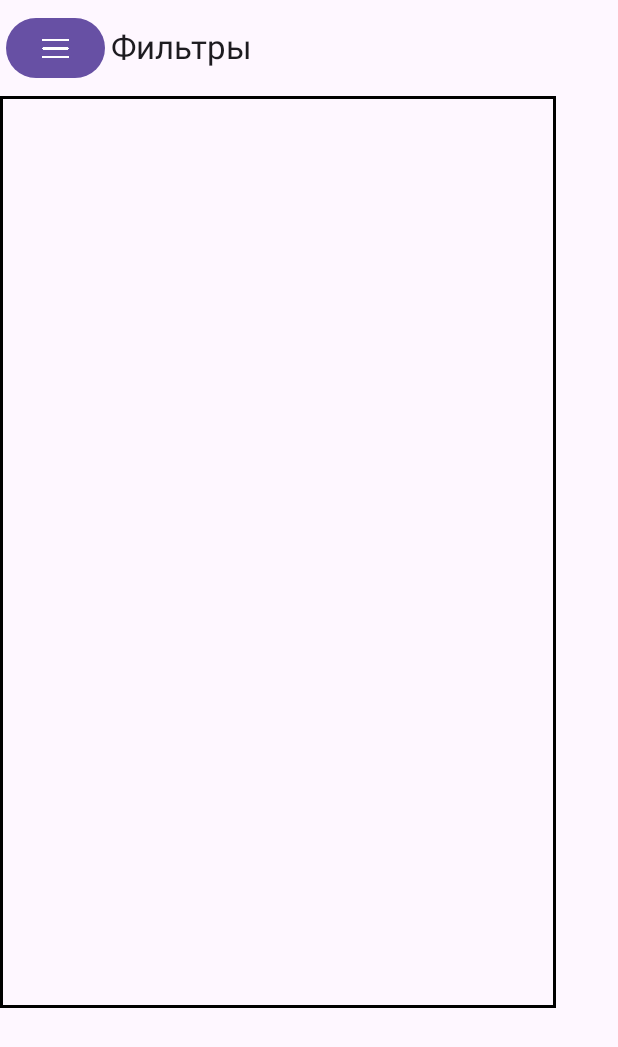
After one commit to sanyagvozdoder/MobileDev, an Android app built with Jetpack Compose: the VectorScreen screen opened through its navigation route, on a phone screen of 412 x 824 dp. The commit adds this screen. Shown: the top 1047 px of the screen. Run offline under Robolectric (Android 15) with nearby library versions, the phone set to English and light mode, and no system bars; pictures from the network do not load.

Commit message:
сплайны:Начало

```diff
--- a/app/src/main/java/com/example/mobiledev/presentation/editorscreen/EditorScreen.kt
+++ b/app/src/main/java/com/example/mobiledev/presentation/editorscreen/EditorScreen.kt
@@ -15,10 +15,25 @@ import androidx.compose.foundation.layout.fillMaxHeight
 import androidx.compose.foundation.layout.fillMaxSize
 import androidx.compose.foundation.layout.fillMaxWidth
 import androidx.compose.foundation.layout.padding
+import androidx.compose.material3.DrawerValue
+import androidx.compose.material3.ExperimentalMaterial3Api
+import androidx.compose.material3.MaterialTheme
+import androidx.compose.material3.ModalDrawerSheet
+import androidx.compose.material3.ModalNavigationDrawer
+import androidx.compose.material3.NavigationDrawerItem
+import androidx.compose.material3.Scaffold
+import androidx.compose.material3.Text
+import androidx.compose.material3.TopAppBar
+import androidx.compose.material3.TopAppBarColors
+import androidx.compose.material3.rememberDrawerState
 import androidx.compose.runtime.collectAsState
 import androidx.compose.runtime.getValue
 import androidx.compose.runtime.mutableStateOf
+import androidx.compose.runtime.getValue
+import androidx.compose.runtime.setValue
 import androidx.compose.runtime.remember
+import androidx.compose.runtime.rememberCoroutineScope
+import androidx.compose.runtime.saveable.rememberSaveable
 import androidx.compose.runtime.setValue
 import androidx.compose.ui.Alignment
 import androidx.compose.ui.Modifier
@@ -39,15 +54,18 @@ import com.example.mobiledev.presentation.editorscreen.common.SettingsTools
 import com.example.mobiledev.presentation.editorscreen.common.Slider
 import com.example.mobiledev.presentation.editorscreen.common.sliderElement
 import com.example.mobiledev.presentation.navgraph.Route
+import com.example.mobiledev.presentation.sidebar.common.SideBarItem
+import com.example.mobiledev.presentation.sidebar.common.sideBarElement
 import kotlinx.coroutines.CoroutineScope
+import kotlinx.coroutines.launch
 import java.io.IOException
 import java.security.AccessController.getContext
 import androidx.compose.runtime.Composable as Composable
 
+@OptIn(ExperimentalMaterial3Api::class)
 @Composable
 fun EditorScreen(
     navController: NavController,
-    number:Int
 ){
     val editViewModel = viewModel<EditorScreenViewModel>()
     val stateUri by editViewModel.stateUriFlow.collectAsState()
@@ -61,23 +79,62 @@ fun EditorScreen(
         onResult = {uri-> editViewModel.onStateUpdate(uri)}
     )
 
+    val drawerState = rememberDrawerState(initialValue = DrawerValue.Closed)
+    val scope = rememberCoroutineScope()
+    var selectedItemIndex by remember {
+        mutableStateOf(0)
+    }
+
+    ModalNavigationDrawer(
+        drawerContent = {
+            ModalDrawerSheet {
+                menuitems.forEachIndexed{index,item->
+                    NavigationDrawerItem(
+                        label = {
+                            SideBarItem(
+                                icon = item.icon,
+                                text = item.text
+                            )
+                        },
+                        selected = index == selectedItemIndex,
+                        onClick = {
+                            selectedItemIndex = index
+                            navController.navigate(item.route)
+                            scope.launch {
+                                drawerState.close()
+                            }
+                        }
+                    )
+                }
+            }
+        },
+        drawerState = drawerState
+    ) {
+        Scaffold(
+            topBar = {
+                TopAppBar(
+                    title = {
+                        Text(text = "Фильтры")
+                    },
+                    navigationIcon = {
+                        IconButton(
+                            onClick = {
+                                scope.launch {
+                                    drawerState.open()
+                                }
+                            },
+                            icon = R.drawable.ic_menu
+                        )
+                    }
+                )
+            },
+        ) {
             Column(
-        modifier = Modifier.fillMaxSize(),
+                modifier = Modifier.fillMaxSize().padding(it),
             ) {
                 Box(
                     modifier = Modifier.fillMaxSize()
                 ){
-            IconButton(
-                modifier = Modifier
-                    .align(Alignment.TopEnd)
-                    .padding(horizontal = 5.dp, vertical = 5.dp),
-                onClick = {
-                    navController.navigate(Route.MenuScreen.route + "/${number}")
-                },
-                icon = R.drawable.ic_menu,
-                paramClick = number
-            )
-
                     Column(
                         modifier = Modifier
                             .fillMaxWidth()
@@ -94,11 +151,6 @@ fun EditorScreen(
                         )
 
                         Spacer(Modifier.fillMaxHeight(0.2f))
-
-                //state of screen
-                //1 state: no image(uri == null)
-                //2 state: image, + slider (SLiderItem,onclick)
-                //3 state: settings of filter + 2 buttons (exit mark -> back to 2 state)
 
                         AnimatedVisibility(
                             visible = sliderState
@@ -135,12 +187,20 @@ fun EditorScreen(
                             )
                             editViewModel.onSliderStateUpdate(true)
                         },
-                paramClick = null
                     )
                 }
             }
         }
+    }
+}
 
+val menuitems = listOf(
+    sideBarElement(0, R.drawable.ic_filter, R.string.filters,Route.FilterScreen.route),
+    sideBarElement(1, R.drawable.ic_cv, R.string.cv,Route.CVScreen.route),
+    sideBarElement(2, R.drawable.ic_brokenline, R.string.vector,Route.VectorScreen.route),
+    sideBarElement(3, R.drawable.ic_dots, R.string.biline, Route.BilineScreen.route),
+    sideBarElement(4, R.drawable.ic_cube, R.string.cube, Route.CubeScreen.route)
+)
 
 val sliderElelements = listOf(
     sliderElement(0, R.drawable.ic_rotate,R.string.rotate),
--- a/app/src/main/java/com/example/mobiledev/presentation/editorscreen/common/IconButton.kt
+++ b/app/src/main/java/com/example/mobiledev/presentation/editorscreen/common/IconButton.kt
@@ -14,12 +14,11 @@ import androidx.compose.ui.res.painterResource
 fun IconButton(
     modifier: Modifier = Modifier,
     icon:Int,
-    onClick:(Any?)->Unit,
-    paramClick:Any?
+    onClick:()->Unit,
 ){
     Button(
         modifier = modifier,
-        onClick = {onClick(paramClick)},
+        onClick = onClick,
     ){
         Icon(
             painter = painterResource(id = icon),
--- a/app/src/main/java/com/example/mobiledev/presentation/navgraph/Navgraph.kt
+++ b/app/src/main/java/com/example/mobiledev/presentation/navgraph/Navgraph.kt
@@ -7,7 +7,7 @@ import androidx.navigation.compose.composable
 import androidx.navigation.compose.rememberNavController
 import androidx.navigation.navArgument
 import com.example.mobiledev.presentation.editorscreen.EditorScreen
-import com.example.mobiledev.presentation.navmenu.MenuScreen
+import com.example.mobiledev.presentation.vectorscreen.VectorScreen
 
 @Composable
 fun NavGraph(){
@@ -15,17 +15,13 @@ fun NavGraph(){
 
     NavHost(
         navController = navController,
-        startDestination = Route.MenuScreen.route + "/${0}"
+        startDestination = Route.FilterScreen.route
     ){
-        composable(route = Route.MenuScreen.route + "/{number}", arguments = listOf(navArgument("number"){
-            type = NavType.IntType
-        })){
-            MenuScreen(navController,it.arguments?.getInt("number")?:0)
+        composable(route = Route.FilterScreen.route){
+            EditorScreen(navController)
         }
-        composable(route = Route.FilterScreen.route + "/{number}", arguments = listOf(navArgument("number"){
-            type = NavType.IntType
-        })){
-            EditorScreen(navController,it.arguments?.getInt("number")?:0)
+        composable(route = Route.VectorScreen.route){
+            VectorScreen(navController)
         }
     }
 }
--- /dev/null
+++ b/app/src/main/java/com/example/mobiledev/presentation/vectorscreen/VectorScreen.kt
@@ -0,0 +1,138 @@
+package com.example.mobiledev.presentation.vectorscreen
+
+import androidx.activity.result.PickVisualMediaRequest
+import androidx.activity.result.contract.ActivityResultContracts
+import androidx.compose.animation.AnimatedVisibility
+import androidx.compose.foundation.Canvas
+import androidx.compose.foundation.border
+import androidx.compose.foundation.gestures.detectTapGestures
+import androidx.compose.foundation.layout.Box
+import androidx.compose.foundation.layout.Column
+import androidx.compose.foundation.layout.Spacer
+import androidx.compose.foundation.layout.fillMaxHeight
+import androidx.compose.foundation.layout.fillMaxSize
+import androidx.compose.foundation.layout.fillMaxWidth
+import androidx.compose.foundation.layout.padding
+import androidx.compose.material3.DrawerValue
+import androidx.compose.material3.ExperimentalMaterial3Api
+import androidx.compose.material3.ModalDrawerSheet
+import androidx.compose.material3.ModalNavigationDrawer
+import androidx.compose.material3.NavigationDrawerItem
+import androidx.compose.material3.Scaffold
+import androidx.compose.material3.Text
+import androidx.compose.material3.TopAppBar
+import androidx.compose.material3.rememberDrawerState
+import androidx.compose.runtime.Composable
+import androidx.compose.runtime.getValue
+import androidx.compose.runtime.mutableStateOf
+import androidx.compose.runtime.setValue
+import androidx.compose.runtime.getValue
+import androidx.compose.runtime.remember
+import androidx.compose.runtime.rememberCoroutineScope
+import androidx.compose.runtime.setValue
+import androidx.compose.ui.Alignment
+import androidx.compose.ui.Modifier
+import androidx.compose.ui.geometry.Offset
+import androidx.compose.ui.graphics.Color
+import androidx.compose.ui.input.pointer.pointerInput
+import androidx.compose.ui.layout.ContentScale
+import androidx.compose.ui.unit.dp
+import androidx.navigation.NavController
+import coil.compose.AsyncImage
+import com.example.mobiledev.R
+import com.example.mobiledev.presentation.editorscreen.common.IconButton
+import com.example.mobiledev.presentation.editorscreen.common.SettingsTools
+import com.example.mobiledev.presentation.editorscreen.common.Slider
+import com.example.mobiledev.presentation.editorscreen.functionsAlghoritms
+import com.example.mobiledev.presentation.editorscreen.menuitems
+import com.example.mobiledev.presentation.editorscreen.settings
+import com.example.mobiledev.presentation.editorscreen.sliderElelements
+import com.example.mobiledev.presentation.navgraph.Route
+import com.example.mobiledev.presentation.sidebar.common.SideBarItem
+import kotlinx.coroutines.launch
+
+@OptIn(ExperimentalMaterial3Api::class)
+@Composable
+fun VectorScreen(
+    navController: NavController
+){
+    val drawerState = rememberDrawerState(initialValue = DrawerValue.Closed)
+    val scope = rememberCoroutineScope()
+    var selectedItemIndex by remember {
+        mutableStateOf(0)
+    }
+    var dots by remember{
+        mutableStateOf(mutableListOf<Offset>())
+    }
+
+
+    ModalNavigationDrawer(
+        drawerContent = {
+            ModalDrawerSheet {
+                menuitems.forEachIndexed{ index, item->
+                    NavigationDrawerItem(
+                        label = {
+                            SideBarItem(
+                                icon = item.icon,
+                                text = item.text
+                            )
+                        },
+                        selected = index == selectedItemIndex,
+                        onClick = {
+                            selectedItemIndex = index
+                            navController.navigate(item.route)
+                            scope.launch {
+                                drawerState.close()
+                            }
+                        }
+                    )
+                }
+            }
+        },
+        drawerState = drawerState
+    ) {
+        Scaffold(
+            topBar = {
+                TopAppBar(
+                    title = {
+                        Text(text = "Фильтры")
+                    },
+                    navigationIcon = {
+                        IconButton(
+                            onClick = {
+                                scope.launch {
+                                    drawerState.open()
+                                }
+                            },
+                            icon = R.drawable.ic_menu
+                        )
+                    }
+                )
+            },
+        ) {
+            Canvas(
+                modifier = Modifier
+                    .padding(it)
+                    .fillMaxWidth(0.9f)
+                    .fillMaxHeight(0.8f)
+                    .border(2.dp,Color.Black)
+                    .pointerInput(Unit) {
+                        detectTapGestures(
+                            onTap = { offset ->
+                                dots.add(offset)
+                            }
+                        )
+                    }
+            ){
+                dots.forEach{dot->
+                    drawCircle(Color.Black,20f,dot)
+
+                    if (dots.size >= 2){
+                        drawLine(Color.Black, start = dots[dots.size-1], end = dots[dots.size - 2], 10f)
+                    }
+                }
+            }
+        }
+
+    }
+}
```
Also changed, not shown: app/src/main/java/com/example/mobiledev/presentation/navgraph/Route.kt (+4 -4 lines), app/src/main/java/com/example/mobiledev/presentation/navmenu/MenuScreen.kt (deleted, +0 -39 lines), app/src/main/java/com/example/mobiledev/presentation/navmenu/common/Menu.kt (deleted, +0 -42 lines), app/src/main/java/com/example/mobiledev/presentation/sidebar/common/SideBarItem.kt (renamed from app/src/main/java/com/example/mobiledev/presentation/navmenu/common/MenuItem.kt, +12 -12 lines), app/src/main/java/com/example/mobiledev/presentation/vectorscreen/VectorScreenViewModel.kt (added, +7 -0 lines). Lines whose indentation alone changed are shown as unchanged.
